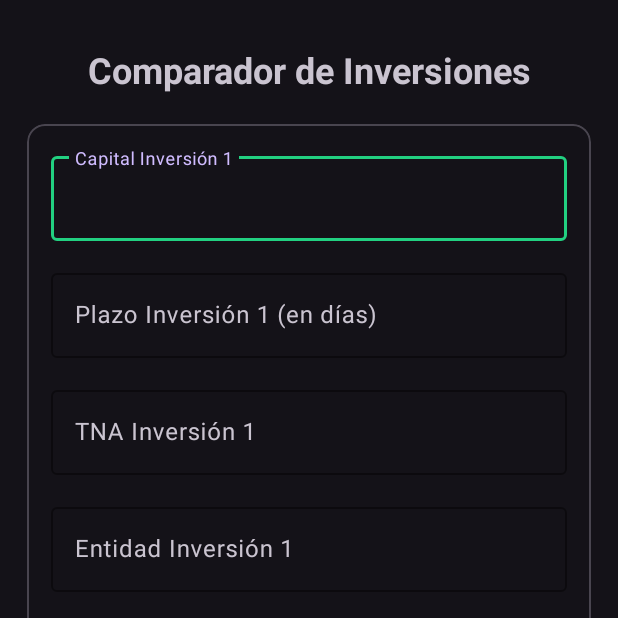
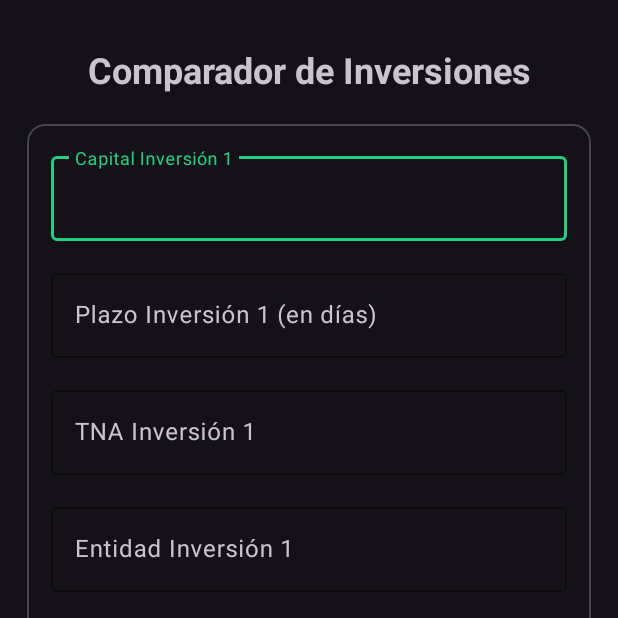
Before and after one commit to fermartini/tp_integrador, an Android app: the CompareActivity screen opened directly, with no data from a screen before it, on a phone screen of 412 x 824 dp, the top half of it. Run offline under Robolectric (Android 15) with nearby library versions, the light colour scheme and no system bars.

Commit message:
correción final a un estilo

```diff
--- a/app/src/main/res/layout/activity_compare.xml
+++ b/app/src/main/res/layout/activity_compare.xml
@@ -39,6 +39,7 @@
                 android:layout_marginBottom="16dp"
                 android:hint="Capital Inversión 1"
                 app:boxStrokeColor="@color/colorSelected"
+                app:hintTextColor="@color/colorSelected"
                 >
 
                 <com.google.android.material.textfield.TextInputEditText
@@ -46,7 +47,6 @@
                     android:layout_width="match_parent"
                     android:layout_height="wrap_content"
                     android:inputType="numberDecimal"
-                    android:textColor="@color/colorSelected"
                     />
             </com.google.android.material.textfield.TextInputLayout>
 
@@ -57,6 +57,7 @@
                 android:layout_marginBottom="16dp"
                 android:hint="Plazo Inversión 1 (en días)"
                 app:boxStrokeColor="@color/colorSelected"
+                app:hintTextColor="@color/colorSelected"
                 >
 
                 <com.google.android.material.textfield.TextInputEditText
@@ -64,7 +65,6 @@
                     android:layout_width="match_parent"
                     android:layout_height="wrap_content"
                     android:inputType="number"
-                    android:textColor="@color/colorSelected"
                     />
             </com.google.android.material.textfield.TextInputLayout>
 
@@ -75,6 +75,7 @@
                 android:layout_marginBottom="16dp"
                 android:hint="TNA Inversión 1"
                 app:boxStrokeColor="@color/colorSelected"
+                app:hintTextColor="@color/colorSelected"
                 >
 
                 <com.google.android.material.textfield.TextInputEditText
@@ -82,7 +83,6 @@
                     android:layout_width="match_parent"
                     android:layout_height="wrap_content"
                     android:inputType="numberDecimal"
-                    android:textColor="@color/colorSelected"
                     />
             </com.google.android.material.textfield.TextInputLayout>
 
@@ -93,6 +93,7 @@
                 android:layout_marginBottom="16dp"
                 android:hint="Entidad Inversión 1"
                 app:boxStrokeColor="@color/colorSelected"
+                app:hintTextColor="@color/colorSelected"
                 >
 
                 <com.google.android.material.textfield.TextInputEditText
@@ -100,7 +101,6 @@
                     android:layout_width="match_parent"
                     android:layout_height="wrap_content"
                     android:inputType="text"
-                    android:textColor="@color/colorSelected"
                     />
             </com.google.android.material.textfield.TextInputLayout>
         </LinearLayout>
@@ -132,6 +132,7 @@
                 android:layout_marginBottom="16dp"
                 android:hint="Capital Inversión 2"
                 app:boxStrokeColor="@color/colorSelected"
+                app:hintTextColor="@color/colorSelected"
                 >
 
                 <com.google.android.material.textfield.TextInputEditText
@@ -139,7 +140,6 @@
                     android:layout_width="match_parent"
                     android:layout_height="wrap_content"
                     android:inputType="numberDecimal"
-                    android:textColor="@color/colorSelected"
                     />
             </com.google.android.material.textfield.TextInputLayout>
 
@@ -150,6 +150,7 @@
                 android:layout_marginBottom="16dp"
                 android:hint="Plazo Inversión 2 (en días)"
                 app:boxStrokeColor="@color/colorSelected"
+                app:hintTextColor="@color/colorSelected"
                 >
 
                 <com.google.android.material.textfield.TextInputEditText
@@ -157,7 +158,6 @@
                     android:layout_width="match_parent"
                     android:layout_height="wrap_content"
                     android:inputType="number"
-                    android:textColor="@color/colorSelected"
                     />
             </com.google.android.material.textfield.TextInputLayout>
 
@@ -168,6 +168,7 @@
                 android:layout_marginBottom="16dp"
                 android:hint="TNA Inversión 2"
                 app:boxStrokeColor="@color/colorSelected"
+                app:hintTextColor="@color/colorSelected"
                 >
 
                 <com.google.android.material.textfield.TextInputEditText
@@ -175,7 +176,6 @@
                     android:layout_width="match_parent"
                     android:layout_height="wrap_content"
                     android:inputType="numberDecimal"
-                    android:textColor="@color/colorSelected"
                     />
             </com.google.android.material.textfield.TextInputLayout>
 
@@ -186,6 +186,7 @@
                 android:layout_marginBottom="16dp"
                 android:hint="Entidad Inversión 2"
                 app:boxStrokeColor="@color/colorSelected"
+                app:hintTextColor="@color/colorSelected"
                 >
 
                 <com.google.android.material.textfield.TextInputEditText
@@ -193,7 +194,6 @@
                     android:layout_width="match_parent"
                     android:layout_height="wrap_content"
                     android:inputType="text"
-                    android:textColor="@color/colorSelected"
                     />
             </com.google.android.material.textfield.TextInputLayout>
         </LinearLayout>
```
